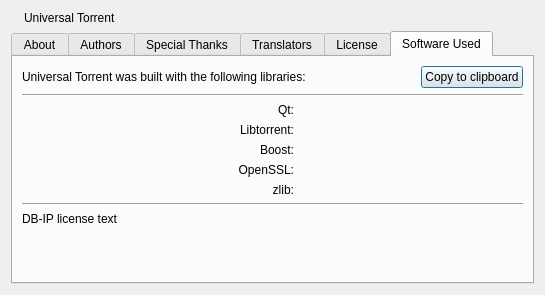
First picture: the form in src/gui/aboutdialog.ui, repository yashhasan570/UniversalTorrent, before the edit.
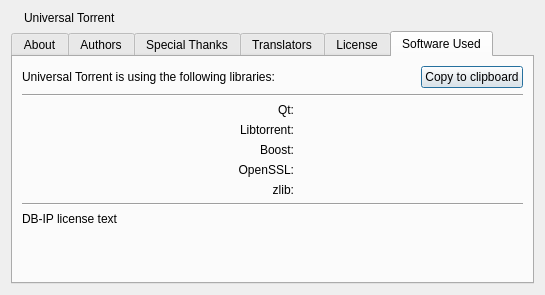
Second picture: the form after the edit. The open tabs and pages were chosen to show the change.

What changed in the file:
```diff
--- a/src/gui/aboutdialog.ui
+++ b/src/gui/aboutdialog.ui
@@ -333,7 +333,7 @@
          <item>
           <widget class="QLabel" name="label">
            <property name="text">
-            <string>Universal Torrent was built with the following libraries:</string>
+            <string>Universal Torrent is using the following libraries:</string>
            </property>
           </widget>
          </item>
```
